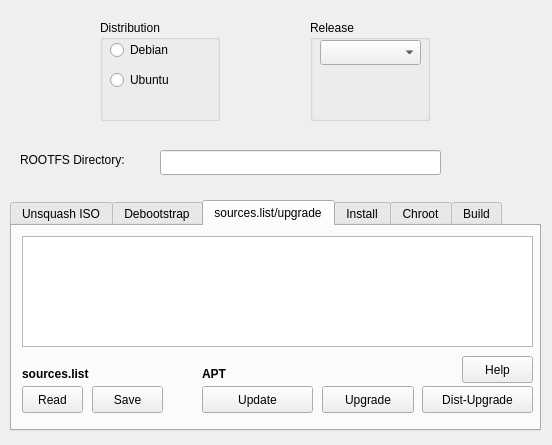
The window that debrootform.ui (Fred-Barclay/debroot) describes before a commit, drawn with Qt 5.
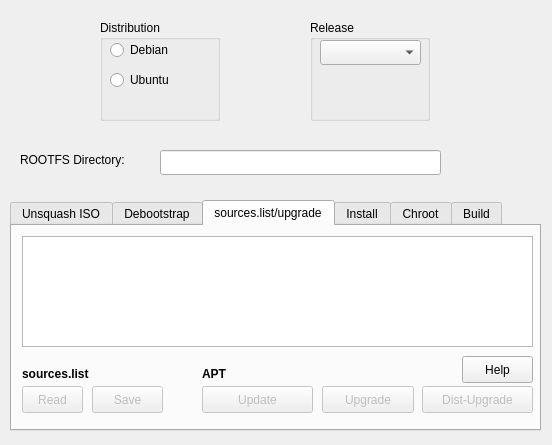
The same window after the commit. The open tabs and pages were chosen to show the change.

Commit message: Things that can be done are enabled in a correct sequence to improve GUI usage.

Diff of the .ui file:
```diff
--- a/debrootform.ui
+++ b/debrootform.ui
@@ -262,6 +262,9 @@
      </property>
     </widget>
     <widget class="QPushButton" name="pushButtonRead">
+     <property name="enabled">
+      <bool>false</bool>
+     </property>
      <property name="geometry">
       <rect>
        <x>10</x>
@@ -275,6 +278,9 @@
      </property>
     </widget>
     <widget class="QPushButton" name="pushButtonSave">
+     <property name="enabled">
+      <bool>false</bool>
+     </property>
      <property name="geometry">
       <rect>
        <x>80</x>
@@ -301,6 +307,9 @@
      </property>
     </widget>
     <widget class="QPushButton" name="pushButtonUpdate">
+     <property name="enabled">
+      <bool>false</bool>
+     </property>
      <property name="geometry">
       <rect>
        <x>190</x>
@@ -314,6 +323,9 @@
      </property>
     </widget>
     <widget class="QPushButton" name="pushButtonUpgrade">
+     <property name="enabled">
+      <bool>false</bool>
+     </property>
      <property name="geometry">
       <rect>
        <x>310</x>
@@ -327,6 +339,9 @@
      </property>
     </widget>
     <widget class="QPushButton" name="pushButtonDistUpgrade">
+     <property name="enabled">
+      <bool>false</bool>
+     </property>
      <property name="geometry">
       <rect>
        <x>410</x>
```
Left out of the diff: 31 changed lines with no effect on the pictures. The commit also changes 3 other files.
